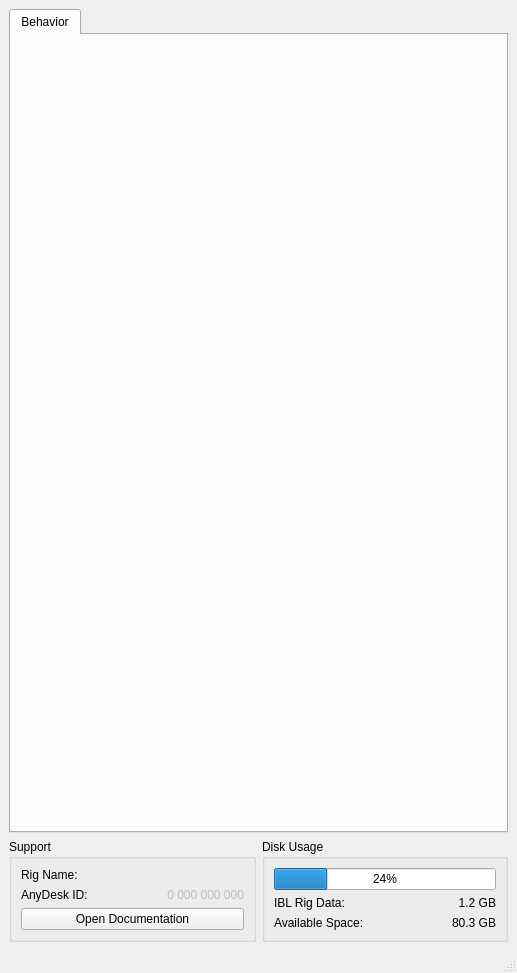
Old version of the form iblrig/gui/ui_wizard.ui in the repository codylslater/iblrig.
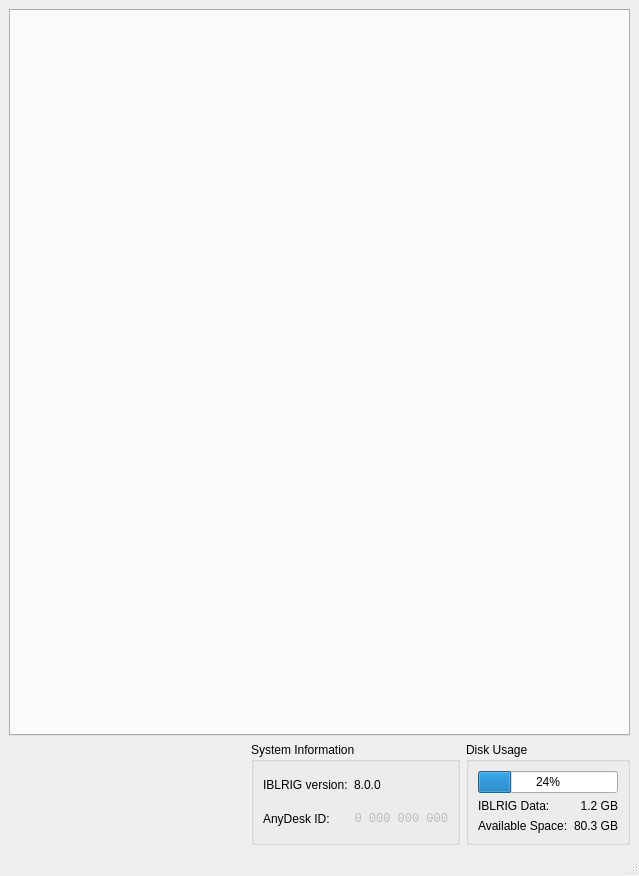
New version of the form. Icons and pictures are not drawn.

Commit message: work on container class

What changed in the file:
```diff
--- a/iblrig/gui/ui_wizard.ui
+++ b/iblrig/gui/ui_wizard.ui
@@ -6,90 +6,35 @@
    <rect>
     <x>0</x>
     <y>0</y>
-    <width>517</width>
-    <height>973</height>
+    <width>639</width>
+    <height>876</height>
    </rect>
   </property>
   <property name="windowTitle">
    <string>MainWindow</string>
   </property>
   <widget class="QWidget" name="centralwidget">
-   <layout class="QGridLayout" name="gridLayout" rowstretch="1,0,0,0" columnstretch="1,1">
-    <item row="1" column="0">
-     <widget class="QGroupBox" name="groupBox">
-      <property name="sizePolicy">
-       <sizepolicy hsizetype="Preferred" vsizetype="Preferred">
-        <horstretch>0</horstretch>
-        <verstretch>0</verstretch>
-       </sizepolicy>
+   <layout class="QGridLayout" name="gridLayout" rowstretch="1,0,0" columnstretch="0,0,0,0">
+    <item row="2" column="0">
+     <widget class="QLabel" name="uiLabelIBL">
+      <property name="maximumSize">
+       <size>
+        <width>126</width>
+        <height>100</height>
+       </size>
       </property>
-      <property name="title">
-       <string>Support</string>
+      <property name="text">
+       <string/>
       </property>
-      <layout class="QFormLayout" name="formLayout">
-       <item row="0" column="0">
-        <widget class="QLabel" name="label_2">
-         <property name="text">
-          <string>Rig Name:</string>
-         </property>
-        </widget>
-       </item>
-       <item row="0" column="1">
-        <widget class="QLabel" name="label_3">
-         <property name="text">
-          <string/>
-         </property>
-        </widget>
-       </item>
-       <item row="1" column="0">
-        <widget class="QLabel" name="label">
-         <property name="text">
-          <string>AnyDesk ID:</string>
-         </property>
-         <property name="scaledContents">
-          <bool>false</bool>
-         </property>
-        </widget>
-       </item>
-       <item row="1" column="1">
-        <widget class="QLabel" name="label_4">
-         <property name="enabled">
-          <bool>false</bool>
-         </property>
-         <property name="cursor">
-          <cursorShape>IBeamCursor</cursorShape>
-         </property>
-         <property name="text">
-          <string>0 000 000 000</string>
-         </property>
-         <property name="alignment">
-          <set>Qt::AlignRight|Qt::AlignTrailing|Qt::AlignVCenter</set>
-         </property>
-         <property name="textInteractionFlags">
-          <set>Qt::LinksAccessibleByMouse|Qt::TextSelectableByKeyboard|Qt::TextSelectableByMouse</set>
-         </property>
-        </widget>
-       </item>
-       <item row="2" column="0" colspan="2">
-        <widget class="QPushButton" name="uiPushHelp_2">
-         <property name="sizePolicy">
-          <sizepolicy hsizetype="Preferred" vsizetype="Fixed">
-           <horstretch>0</horstretch>
-           <verstretch>0</verstretch>
-          </sizepolicy>
-         </property>
-         <property name="statusTip">
-          <string>open the iblrig documentation in your browser</string>
-         </property>
-         <property name="text">
-          <string>Open Documentation</string>
-         </property>
-        </widget>
-       </item>
-      </layout>
+      <property name="pixmap">
+       <pixmap>ibl_logo.png</pixmap>
+      </property>
+      <property name="scaledContents">
+       <bool>true</bool>
+      </property>
      </widget>
     </item>
-    <item row="1" column="1">
+    <item row="1" column="3" rowspan="2">
      <widget class="QGroupBox" name="uiGroupDiskSpace">
       <property name="sizePolicy">
        <sizepolicy hsizetype="Preferred" vsizetype="Preferred">
@@ -116,7 +61,7 @@
        <item row="1" column="0">
         <widget class="QLabel" name="uiLableDiskIblrig_2">
          <property name="text">
-          <string>IBL Rig Data:</string>
+          <string>IBLRIG Data:</string>
          </property>
         </widget>
        </item>
@@ -175,17 +120,136 @@
       </layout>
      </widget>
     </item>
-    <item row="0" column="0" colspan="2">
-     <widget class="QTabWidget" name="tabWidget">
+    <item row="1" column="0">
+     <spacer name="verticalSpacer">
+      <property name="orientation">
+       <enum>Qt::Vertical</enum>
+      </property>
+      <property name="sizeHint" stdset="0">
+       <size>
+        <width>20</width>
+        <height>0</height>
+       </size>
+      </property>
+     </spacer>
+    </item>
+    <item row="2" column="1">
+     <spacer name="horizontalSpacer_2">
+      <property name="orientation">
+       <enum>Qt::Horizontal</enum>
+      </property>
+      <property name="sizeHint" stdset="0">
+       <size>
+        <width>40</width>
+        <height>20</height>
+       </size>
+      </property>
+     </spacer>
+    </item>
+    <item row="0" column="0" colspan="4">
+     <widget class="QTabWidget" name="uiTabWidget">
       <property name="currentIndex">
        <number>0</number>
       </property>
-      <widget class="QWidget" name="tab">
-       <attribute name="title">
-        <string>Behavior</string>
-       </attribute>
-       <layout class="QHBoxLayout" name="horizontalLayout"/>
-      </widget>
+     </widget>
+    </item>
+    <item row="1" column="2" rowspan="2">
+     <widget class="QGroupBox" name="uiGroupInformation">
+      <property name="sizePolicy">
+       <sizepolicy hsizetype="Preferred" vsizetype="Preferred">
+        <horstretch>0</horstretch>
+        <verstretch>0</verstretch>
+       </sizepolicy>
+      </property>
+      <property name="title">
+       <string>System Information</string>
+      </property>
+      <layout class="QFormLayout" name="formLayout">
+       <property name="fieldGrowthPolicy">
+        <enum>QFormLayout::AllNonFixedFieldsGrow</enum>
+       </property>
+       <property name="formAlignment">
+        <set>Qt::AlignLeading|Qt::AlignLeft|Qt::AlignVCenter</set>
+       </property>
+       <item row="0" column="0">
+        <widget class="QLabel" name="uiLabelVersion">
+         <property name="sizePolicy">
+          <sizepolicy hsizetype="Preferred" vsizetype="Expanding">
+           <horstretch>0</horstretch>
+           <verstretch>0</verstretch>
+          </sizepolicy>
+         </property>
+         <property name="text">
+          <string>IBLRIG version:</string>
+         </property>
+        </widget>
+       </item>
+       <item row="0" column="1">
+        <widget class="QLabel" name="uiLabelVersionValue">
+         <property name="sizePolicy">
+          <sizepolicy hsizetype="Preferred" vsizetype="Expanding">
+           <horstretch>0</horstretch>
+           <verstretch>0</verstretch>
+          </sizepolicy>
+         </property>
+         <property name="text">
+          <string>8.0.0</string>
+         </property>
+         <property name="textInteractionFlags">
+          <set>Qt::TextSelectableByMouse</set>
+         </property>
+        </widget>
+       </item>
+       <item row="1" column="0">
+        <widget class="QLabel" name="uiLabelAnyDesk">
+         <property name="sizePolicy">
+          <sizepolicy hsizetype="Preferred" vsizetype="Expanding">
+           <horstretch>0</horstretch>
+           <verstretch>0</verstretch>
+          </sizepolicy>
+         </property>
+         <property name="text">
+          <string>AnyDesk ID:</string>
+         </property>
+         <property name="scaledContents">
+          <bool>false</bool>
+         </property>
+        </widget>
+       </item>
+       <item row="1" column="1">
+        <widget class="QLabel" name="uiLabelAnyDeskValue">
+         <property name="enabled">
+          <bool>false</bool>
+         </property>
+         <property name="sizePolicy">
+          <sizepolicy hsizetype="Preferred" vsizetype="Expanding">
+           <horstretch>0</horstretch>
+           <verstretch>0</verstretch>
+          </sizepolicy>
+         </property>
+         <property name="font">
+          <font>
+           <family>Monospace</family>
+          </font>
+         </property>
+         <property name="cursor">
+          <cursorShape>IBeamCursor</cursorShape>
+         </property>
+         <property name="text">
+          <string>0 000 000 000</string>
+         </property>
+         <property name="textFormat">
+          <enum>Qt::PlainText</enum>
+         </property>
+         <property name="alignment">
+          <set>Qt::AlignRight|Qt::AlignTrailing|Qt::AlignVCenter</set>
+         </property>
+         <property name="textInteractionFlags">
+          <set>Qt::TextSelectableByKeyboard|Qt::TextSelectableByMouse</set>
+         </property>
+        </widget>
+       </item>
+      </layout>
      </widget>
     </item>
    </layout>
```
Left out of the diff: 14 changed lines with no effect on the pictures. The commit also changes 7 other files.
